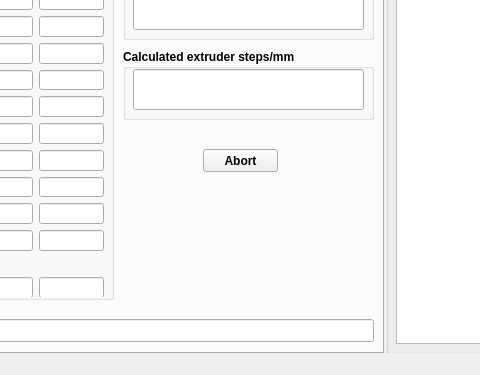
Old version of the form nxencoder/resources/ui_mainwindow.ui in the repository nexx/nxencoder-util; both pictures show x 434 to 914 and y 345 to 720 of the 1280 by 720 pixel window.
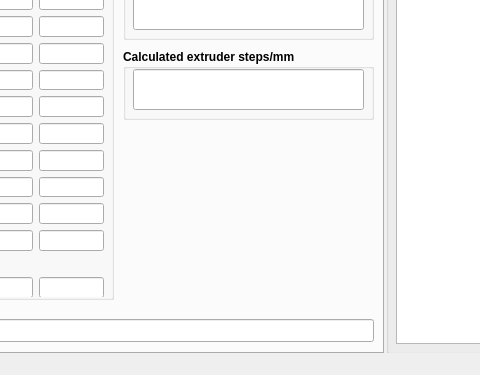
New version of the form. Custom widgets are drawn as their Qt base class.

```diff
--- a/nxencoder/resources/ui_mainwindow.ui
+++ b/nxencoder/resources/ui_mainwindow.ui
@@ -1529,19 +1529,6 @@
        <number>0</number>
       </property>
      </widget>
-     <widget class="QPushButton" name="pushButton">
-      <property name="geometry">
-       <rect>
-        <x>630</x>
-        <y>190</y>
-        <width>75</width>
-        <height>23</height>
-       </rect>
-      </property>
-      <property name="text">
-       <string>Abort</string>
-      </property>
-     </widget>
      <widget class="QGroupBox" name="groupbox_esteps_original">
       <property name="geometry">
        <rect>
```
